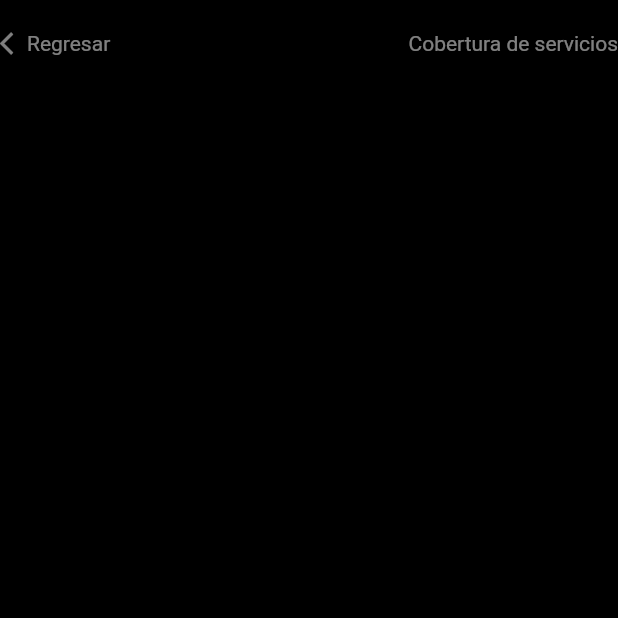
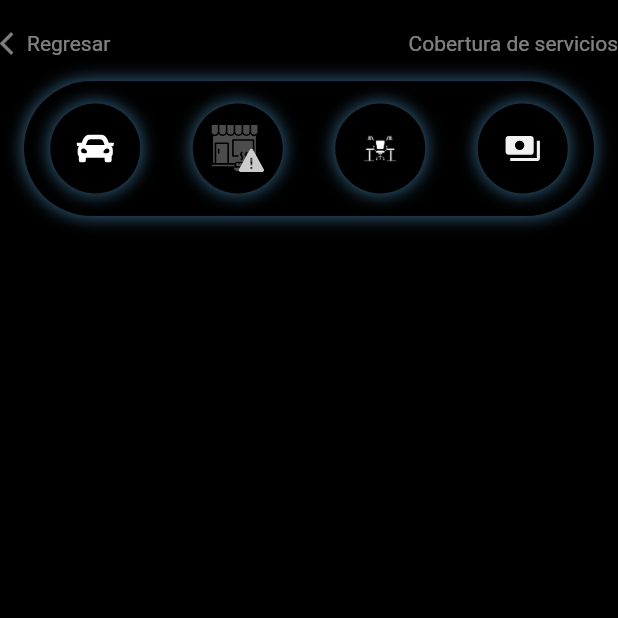
Before and after one commit to elalo4171/reemp_test, a Flutter app: the ConfigServiceDetails screen opened by its route, on a phone screen of 412 x 824 dp, the top half of it. Run offline on Flutter 3.47's test engine with Material 2 defaults, Android fonts, the phone set to English and light mode, and no system bars; our stand-ins replace flutter_svg.

Commit message:
Navigator custom

```diff
--- a/lib/core/assets.dart
+++ b/lib/core/assets.dart
@@ -22,4 +22,6 @@ class Assets {
   static const String description = '${_path}description.svg';
 
   static const String logoReemp = '${_path}icon.svg';
+
+  static const String disable = '${_path}disable.svg';
 }
--- a/lib/global_widgets/circular_menu_widget.dart
+++ b/lib/global_widgets/circular_menu_widget.dart
@@ -1,3 +1,5 @@
+// ignore_for_file: prefer_const_constructors
+
 import 'package:flutter/material.dart';
 import 'package:reemp/core/assets.dart';
 import 'package:reemp/core/colors.dart';
@@ -411,6 +413,7 @@ class CircularOption extends StatelessWidget {
   final double iconSize;
   final Function onTap;
   final bool isSelectd;
+  final bool isEnable;
 
   const CircularOption(
       {super.key,
@@ -418,13 +421,14 @@ class CircularOption extends StatelessWidget {
       required this.icon,
       this.iconSize = 50,
       required this.onTap,
-      this.isSelectd = false});
+      this.isSelectd = false,
+      this.isEnable = true});
 
   @override
   Widget build(BuildContext context) {
     return GestureDetector(
       onTap: () {
-        onTap();
+        if (isEnable) onTap();
       },
       child: Container(
         width: size,
@@ -441,7 +445,9 @@ class CircularOption extends StatelessWidget {
             ),
           ],
         ),
-        child: Center(
+        child: Stack(
+          children: [
+            Center(
               child: Container(
                   decoration: isSelectd
                       ? BoxDecoration(
@@ -451,7 +457,8 @@ class CircularOption extends StatelessWidget {
                               color: ColorsReemp.blue.withOpacity(.5),
                               spreadRadius: 1,
                               blurRadius: 20,
-                          offset: Offset(0, 0), // changes position of shadow
+                              offset:
+                                  Offset(0, 0), // changes position of shadow
                             ),
                           ],
                         )
@@ -461,6 +468,8 @@ class CircularOption extends StatelessWidget {
                     child: IconsCustom(icon: icon, size: iconSize),
                   )),
             ),
+          ],
+        ),
       ),
     );
   }
--- a/lib/modules/config_service_details/config_service_details.dart
+++ b/lib/modules/config_service_details/config_service_details.dart
@@ -1,4 +1,7 @@
 import 'package:flutter/material.dart';
+import 'package:reemp/core/assets.dart';
+import 'package:reemp/core/colors.dart';
+import 'package:reemp/global_widgets/circular_menu_widget.dart';
 import 'package:reemp/global_widgets/custom_appbar.dart';
 
 class ConfigServiceDetails extends StatefulWidget {
@@ -17,8 +20,58 @@ class _ConfigServiceDetailsState extends State<ConfigServiceDetails> {
         body: Column(
           children: [
             const CustomAppbar(),
-            Center(
-              child: Text('Config Service Details'),
+            Padding(
+              padding: const EdgeInsets.all(16.0),
+              child: Container(
+                decoration: BoxDecoration(
+                  // shape: BoxShape.circle,
+                  borderRadius: BorderRadius.circular(50),
+                  color: Colors.black,
+                  boxShadow: [
+                    BoxShadow(
+                      color: ColorsReemp.blue.withOpacity(.5),
+                      spreadRadius: 1,
+                      blurRadius: 9,
+                      offset: Offset(0, 0), // changes position of shadow
+                    ),
+                  ],
+                ),
+                child: Padding(
+                  padding: const EdgeInsets.symmetric(
+                    vertical: 15.0,
+                  ),
+                  child: Row(
+                    mainAxisAlignment: MainAxisAlignment.spaceAround,
+                    children: [
+                      CircularOption(
+                        icon: Assets.car,
+                        onTap: () {},
+                        iconSize: 25,
+                        isSelectd: false,
+                        size: 60,
+                      ),
+                      CircularOption(
+                        icon: Assets.disable,
+                        onTap: () {},
+                        iconSize: 35,
+                        size: 60,
+                      ),
+                      CircularOption(
+                        icon: Assets.resident,
+                        onTap: () {},
+                        iconSize: 25,
+                        size: 60,
+                      ),
+                      CircularOption(
+                        icon: Assets.payment,
+                        onTap: () {},
+                        iconSize: 25,
+                        size: 60,
+                      ),
+                    ],
+                  ),
+                ),
+              ),
             ),
           ],
         ),
```
Also changed, not shown: assets/disable.svg (added). Lines whose indentation alone changed are shown as unchanged.
